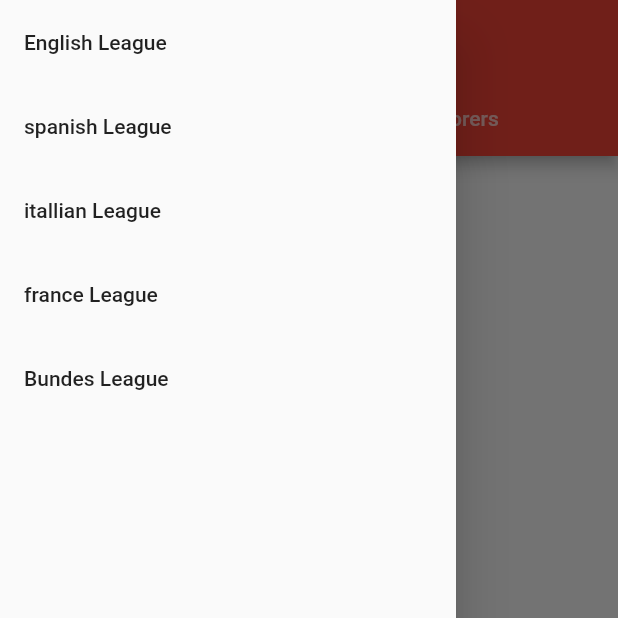
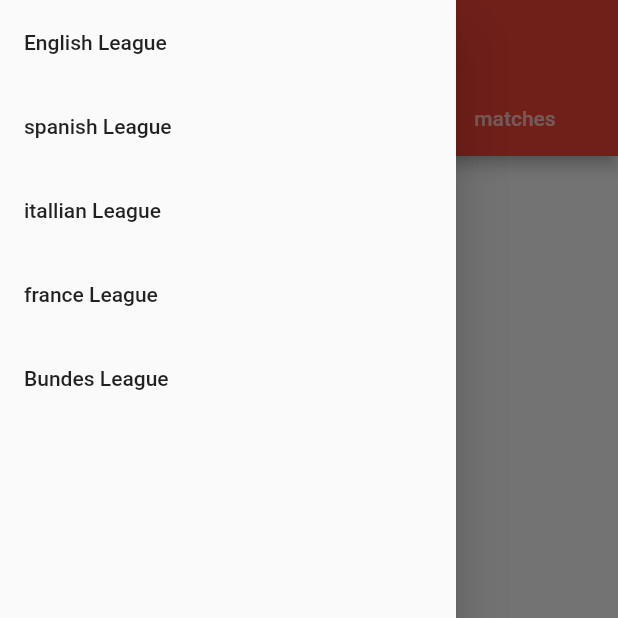
Before and after one commit to OmarZakiAli/foot_ball, a Flutter app: the MyHome screen opened directly, with the side drawer open, on a phone screen of 412 x 824 dp, the top half of it. Run offline on Flutter 3.47's test engine with Material 2 defaults, Android fonts, the phone set to English and light mode, and no system bars; our stand-ins replace bloc, flutter_bloc, flutter_svg; network calls fail.

Commit message:
added matches tab

```diff
--- /dev/null
+++ b/lib/back_end/models/matches_model.dart
@@ -0,0 +1,30 @@
+import './standing_model.dart';
+
+class Matches{
+
+  List<Matchx> matches=[];
+
+  Matches.fromList(List badMatchesList){
+    matches.clear();
+    for(Map item in badMatchesList){
+   Matchx matchx=Matchx();
+   matchx.time=getFormattedTime(item["utcDate"]);
+   matchx.home=item["homeTeam"]["name"];
+   matchx.away=item["awayTeam"]["name"];
+   matches.add(matchx);
+    }
+  }
+}
+
+String getFormattedTime(item) {
+  DateTime timeX = DateTime.parse(item);
+  String toReturn="${timeX.hour.toString()}:${timeX.minute.toString()}";
+  return toReturn;
+}
+
+
+class Matchx{
+  String time;
+  String home;
+  String away;
+}
--- a/lib/back_end/providers/api_provider.dart
+++ b/lib/back_end/providers/api_provider.dart
@@ -1,5 +1,7 @@
 import 'package:http/http.dart' as http;
 import 'dart:convert';
+
+import 'package:intl/intl.dart';
 
  Future<List> getStanding({String league="PL"}) async {
 
@@ -23,3 +25,20 @@ headers: {"X-Auth-Token":"c0698c9b98804b26af3639e11088b038"});
 
 return plrs;
 }
+
+
+Future<List>  getMatches({String league="PL"}) async {
+ var now = new DateTime.now();
+ var next= now.add(Duration(days: 1));
+ var formatter = new DateFormat('yyyy-MM-dd');
+ String formattedNow = formatter.format(now);
+ String formattedNext = formatter.format(next);
+
+ http.Response response=  await http
+     .get("https://api.football-data.org/v2/matches?competitions=$league&status=SCHEDULED&dateFrom=$formattedNow&dateTo=$formattedNext",
+     headers: {"X-Auth-Token":"c0698c9b98804b26af3639e11088b038"});
+
+ List matches= json.decode(response.body)["matches"];
+
+ return matches;
+}
--- /dev/null
+++ b/lib/blocs/match_bloc/events.dart
@@ -0,0 +1,6 @@
+class MatchEvent{}
+
+class FetchMatchEvent extends MatchEvent{
+  final String leagueId;
+  FetchMatchEvent({this.leagueId="PL"});
+}
--- /dev/null
+++ b/lib/blocs/match_bloc/matches_bloc.dart
@@ -0,0 +1,51 @@
+import './events.dart';
+import 'package:bloc/bloc.dart';
+import './states.dart';
+import 'package:football_app/back_end/providers/api_provider.dart';
+import 'package:football_app/back_end/models/matches_model.dart';
+import 'package:flutter_bloc/flutter_bloc.dart';
+
+class MatchBloc extends Bloc<MatchEvent, MatchState> {
+  @override
+  MatchState get initialState => UnloadedMYet();
+
+  @override
+  Stream<MatchState> mapEventToState(
+    MatchEvent event,
+  ) async* {
+
+     if(event is FetchMatchEvent){
+       try{
+           if(currentState is UnloadedMYet){
+
+             final Matches mtc = Matches.fromList(await getMatches(league: event.leagueId));
+             MatchesLoaded.matches=mtc;
+             yield MatchesLoaded();
+
+           } else  if(currentState is MatchesLoaded){
+
+             final Matches mtc = Matches.fromList(await getMatches(league: event.leagueId));
+             MatchesLoaded.matches=mtc;
+             yield MatchesLoaded();}
+           else  if(currentState is ErrormState){
+
+             final Matches mtc = Matches.fromList(await getMatches(league: event.leagueId));
+             MatchesLoaded.matches=mtc;
+             yield MatchesLoaded();}
+
+       }catch(_){
+
+yield ErrormState();
+
+       }
+
+
+     }
+
+
+     }
+
+
+
+
+  }
--- /dev/null
+++ b/lib/blocs/match_bloc/states.dart
@@ -0,0 +1,17 @@
+
+import 'package:football_app/back_end/models/matches_model.dart';
+
+
+
+class MatchState {}
+
+class UnloadedMYet extends MatchState{}
+
+class MatchesLoaded extends MatchState{
+
+static Matches matches  ;
+
+}
+
+
+class ErrormState extends MatchState{}
--- a/lib/main.dart
+++ b/lib/main.dart
@@ -1,6 +1,7 @@
+import 'package:football_app/back_end/providers/api_provider.dart';
+
 import './ui/app.dart';
 import 'package:flutter/material.dart';
  void main() async {
 runApp(App());
-
 }
--- a/lib/ui/home.dart
+++ b/lib/ui/home.dart
@@ -10,13 +10,16 @@ import 'package:football_app/blocs/standing_bloc/states.dart';
 import 'package:football_app/blocs/standing_bloc/standing_bloc.dart';
 import 'package:football_app/blocs/scorer_bloc/events.dart';
 import 'package:football_app/blocs/scorer_bloc/states.dart';
+import 'package:football_app/blocs/match_bloc/matches_bloc.dart';
+import 'package:football_app/blocs/match_bloc/events.dart';
 
 class MyHome extends StatelessWidget {
   final StandingBloc standingBloc;
   final ScorerBloc scorerBloc;
+  final MatchBloc matchBloc;
   final Key key;
 
-  const MyHome({this.standingBloc,this.scorerBloc,this.key}):super(key:key);
+  const MyHome({this.standingBloc,this.scorerBloc,this.matchBloc, this.key}):super(key:key);
 
   @override
   Widget build(BuildContext context) {
@@ -26,9 +29,10 @@ class MyHome extends StatelessWidget {
       blocProviders: [
         BlocProvider<StandingBloc>(bloc: standingBloc),
         BlocProvider<ScorerBloc>(bloc: scorerBloc),
+          BlocProvider<MatchBloc>(bloc: matchBloc),
       ],
       child: DefaultTabController(
-        length: 2,
+        length: 3,
         child: Scaffold(
            drawer: getDrawer(context),
           appBar: AppBar(
@@ -48,6 +52,9 @@ class MyHome extends StatelessWidget {
                 ),
                 Tab(
                   text: "scorers",
+                ),
+                Tab(
+                  text: "matches",
                 )
               ],
             ),
@@ -76,6 +83,7 @@ class MyHome extends StatelessWidget {
         onTap: () {
           standingBloc.dispatch(FetchStandingEvent(leagueId: leagueId));
           scorerBloc.dispatch(FetchScorerEvent(leagueId: leagueId));
+          matchBloc.dispatch(FetchMatchEvent(leagueId: leagueId));
           Navigator.pop(context);
         },
       );
--- a/lib/ui/tab_bar.dart
+++ b/lib/ui/tab_bar.dart
@@ -1,6 +1,9 @@
 import 'package:flutter/cupertino.dart';
 import 'package:flutter/material.dart';
 import 'package:flutter_bloc/flutter_bloc.dart';
+import 'package:football_app/back_end/models/matches_model.dart';
+import 'package:football_app/blocs/match_bloc/states.dart';
+import 'package:football_app/ui/widgets/match_builder.dart';
 import './widgets/player_widget.dart';
 import './widgets/team_widget.dart';
 import '../back_end/models/player_model.dart';
@@ -11,8 +14,8 @@ import 'package:football_app/blocs/standing_bloc/states.dart';
 import 'package:football_app/blocs/standing_bloc/standing_bloc.dart';
 import 'package:football_app/blocs/scorer_bloc/events.dart';
 import 'package:football_app/blocs/scorer_bloc/states.dart';
-import 'package:flutter_svg/flutter_svg.dart';
-
+import 'package:football_app/blocs/match_bloc/matches_bloc.dart';
+import 'package:football_app/blocs/match_bloc/events.dart';
 class MyTabBarView extends StatefulWidget {
   @override
   MyTabBarViewState createState() => MyTabBarViewState();
@@ -30,7 +33,7 @@ class TabsBuilder extends StatelessWidget {
   Widget build(BuildContext context) {
     final StandingBloc _sbloc = BlocProvider.of<StandingBloc>(context);
     final ScorerBloc _s2bloc = BlocProvider.of<ScorerBloc>(context);
-
+    final MatchBloc _mbloc = BlocProvider.of<MatchBloc>(context);
     return TabBarView(
       children: <Widget>[
         BlocBuilder(
@@ -66,6 +69,22 @@ class TabsBuilder extends StatelessWidget {
                   });
             }
           },
+        ), BlocBuilder(
+          bloc: _mbloc,
+          builder: (BuildContext con, MatchState st) {
+            if (_mbloc.currentState is UnloadedMYet) {
+              return Center(child: CircularProgressIndicator());
+            } else if (_mbloc.currentState is ErrormState) {
+              return Text("error loading");
+            } else if (_mbloc.currentState is MatchesLoaded) {
+              return ListView.builder(
+                  itemCount: MatchesLoaded.matches.matches.length,
+                  itemBuilder: (BuildContext context, int position) {
+                    Matchx mat = MatchesLoaded.matches.matches[position];
+                    return matchItemByilder(mat);
+                  });
+            }
+          },
         )
       ],
     );
--- a/lib/ui/widgets/team_widget.dart
+++ b/lib/ui/widgets/team_widget.dart
@@ -28,11 +28,12 @@ Widget teamItemByilder(Team team) {
 
 
 getSvgPicture(String url){
+  var widget;
   try{
-    return SvgPicture.network(url,width: 39,height: 39,);
+    widget= SvgPicture.network(url,width: 39,height: 39,);
 
   }catch(e){
-    return Container(
+    widget= Container(
       width: 39,
       height: 39,
       child: Center(
@@ -42,4 +43,5 @@ getSvgPicture(String url){
       ),
     );
   }
+  return widget;
 }
--- a/pubspec.yaml
+++ b/pubspec.yaml
@@ -22,6 +22,7 @@ dependencies:
   http: ^0.12.0+2
   flutter_bloc: ^0.10.1
   flutter_svg: ^0.12.4
+  intl: ^0.15.8
 
   # The following adds the Cupertino Icons font to your application.
   # Use with the CupertinoIcons class for iOS style icons.
```
Also changed, not shown: lib/ui/app.dart (+6 -1 lines), lib/ui/widgets/match_builder.dart (added, +9 -0 lines), pubspec.lock.
